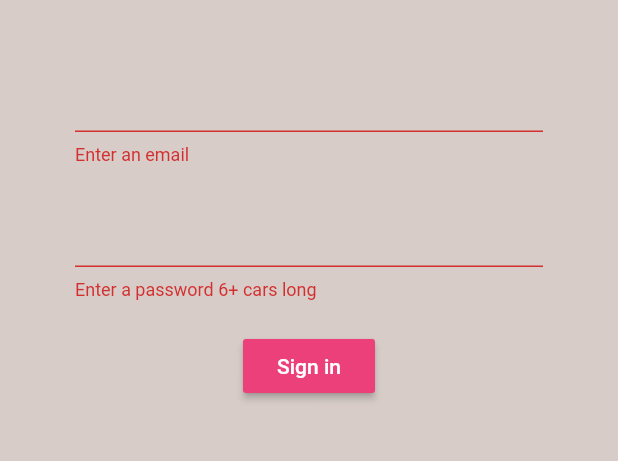
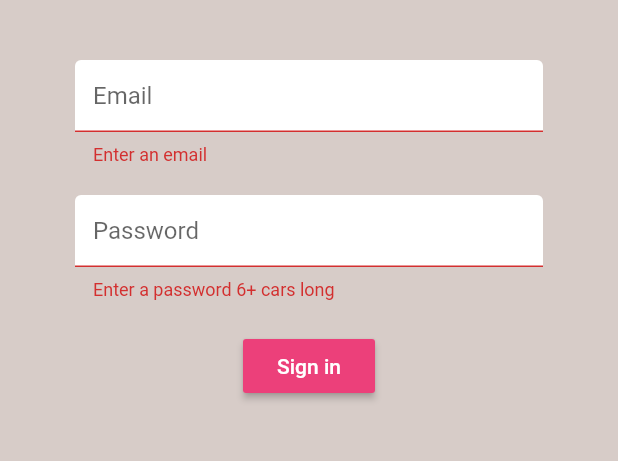
Before and after one commit to Koki-Chance/brew_crew, a Flutter app: the screen it shows after launch, after a tap on "Sign in", on a phone screen of 412 x 824 dp, the part 84-545 px from its top. Run offline on Flutter 3.47's test engine with Material 2 defaults, Android fonts, the phone set to English and light mode, and no system bars; our stand-ins replace firebase_auth, flutter_spinkit; accounts and stored records are empty.

Commit message:
form_decoration_and_loading_widget(#14 & #15)

```diff
--- a/lib/screens/authenticate/register.dart
+++ b/lib/screens/authenticate/register.dart
@@ -1,4 +1,6 @@
 import 'package:brew_crew/services/auth.dart';
+import 'package:brew_crew/shared/constants.dart';
+import 'package:brew_crew/shared/loading.dart';
 import 'package:flutter/material.dart';
 
 class Register extends StatefulWidget {
@@ -15,6 +17,7 @@ class _RegisterState extends State<Register> {
 
   final AuthService _auth = AuthService();
   final _formKey = GlobalKey<FormState>();
+  bool loading = false;
 
   // text field state
   String email = '';
@@ -24,7 +27,7 @@ class _RegisterState extends State<Register> {
 
   @override
   Widget build(BuildContext context) {
-    return Scaffold(
+    return loading ? Loading() : Scaffold(
       backgroundColor: Colors.brown[100],
       appBar: AppBar(
         backgroundColor: Colors.brown[400],
@@ -49,6 +52,10 @@ class _RegisterState extends State<Register> {
             children: <Widget>[
               SizedBox(height: 20.0),
               TextFormField(
+                // フォームの見た目の設定
+                decoration: textInputDecoration.copyWith(hintText: 'Email'),
+
+                // バリデーションをかける（フォームの入力が空の場合、val に警告メッセージを代入する）
                 validator: (val) => val.isEmpty ? 'Enter an email' : null,
                 onChanged: (val) {
                   setState(() => email = val);
@@ -57,6 +64,7 @@ class _RegisterState extends State<Register> {
               ),
               SizedBox(height: 20.0),
               TextFormField(
+                decoration: textInputDecoration.copyWith(hintText: 'Password'),
                 // ↓ フォームに入力された文字が ● と表示される
                 obscureText: true,
                 validator: (val) => val.length < 6 ? 'Enter a password 6+ cars long' : null,
@@ -74,9 +82,13 @@ class _RegisterState extends State<Register> {
                 ),
                 onPressed: () async {
                   if (_formKey.currentState.validate()) {
+                    setState(() => loading = true);
                     dynamic result = await _auth.registerWithEmailAndPassword(email, password);
                     if(result == null) {
-                      setState(() => error = 'please supply a valid email');
+                      setState(() {
+                        error = 'please supply a valid email';
+                        loading = false;
+                      });
                     }
                   }
 
--- a/lib/screens/authenticate/sign_in.dart
+++ b/lib/screens/authenticate/sign_in.dart
@@ -1,4 +1,6 @@
 import 'package:brew_crew/services/auth.dart';
+import 'package:brew_crew/shared/constants.dart';
+import 'package:brew_crew/shared/loading.dart';
 import 'package:flutter/material.dart';
 
 class SignIn extends StatefulWidget {
@@ -15,15 +17,17 @@ class _SignInState extends State<SignIn> {
 
   final AuthService _auth = AuthService();
   final _formKey = GlobalKey<FormState>();
-  String error = '';
+  bool loading = false;
+
 
   // text field state
   String email = '';
   String password = '';
+  String error = '';
 
   @override
   Widget build(BuildContext context) {
-    return Scaffold(
+    return loading ? Loading() : Scaffold(
       backgroundColor: Colors.brown[100],
       appBar: AppBar(
         backgroundColor: Colors.brown[400],
@@ -47,6 +51,7 @@ class _SignInState extends State<SignIn> {
             children: <Widget>[
               SizedBox(height: 20.0),
               TextFormField(
+                decoration: textInputDecoration.copyWith(hintText: 'Email'),
                 validator: (val) => val.isEmpty ? 'Enter an email' : null,
                 onChanged: (val) {
                   setState(() => email = val);
@@ -55,6 +60,7 @@ class _SignInState extends State<SignIn> {
               ),
               SizedBox(height: 20.0),
               TextFormField(
+                decoration: textInputDecoration.copyWith(hintText: 'Password'),
                 // ↓ フォームに入力された文字が●として表示される
                 obscureText: true,
                 validator: (val) => val.length < 6 ? 'Enter a password 6+ cars long' : null,
@@ -72,9 +78,13 @@ class _SignInState extends State<SignIn> {
                 ),
                 onPressed: () async {
                   if (_formKey.currentState.validate()) {
+                    setState(() => loading = true);
                     dynamic result = await _auth.signInWithEmailAndPassword(email, password);
                     if(result == null) {
-                      setState(() => error = 'could not sign in with those credentials');
+                      setState(() {
+                        error = 'could not sign in with those credentials';
+                        loading = false;
+                      });
                     }
                   }
 
--- /dev/null
+++ b/lib/shared/constants.dart
@@ -0,0 +1,14 @@
+import 'package:flutter/material.dart';
+
+const textInputDecoration = InputDecoration(
+  fillColor: Colors.white,
+  filled: true,
+  enabledBorder: OutlineInputBorder(
+    borderSide: BorderSide(color: Colors.white, width: 2.0),
+  ),
+
+  // フォームをタップした際のボーダー色設定（ピンク色）
+  focusedBorder: OutlineInputBorder(
+    borderSide: BorderSide(color: Colors.pink, width: 2.0),
+  ),
+);
--- a/pubspec.yaml
+++ b/pubspec.yaml
@@ -31,6 +31,7 @@ dependencies:
   firebase_auth: ^0.14.0+5
   cloud_firestore: ^0.12.9+4
   provider: ^3.1.0
+  flutter_spinkit: "^4.1.2"
 
 dev_dependencies:
   flutter_test:
```
Also changed, not shown: lib/shared/loading.dart (added, +17 -0 lines), pubspec.lock, 4 other files.
